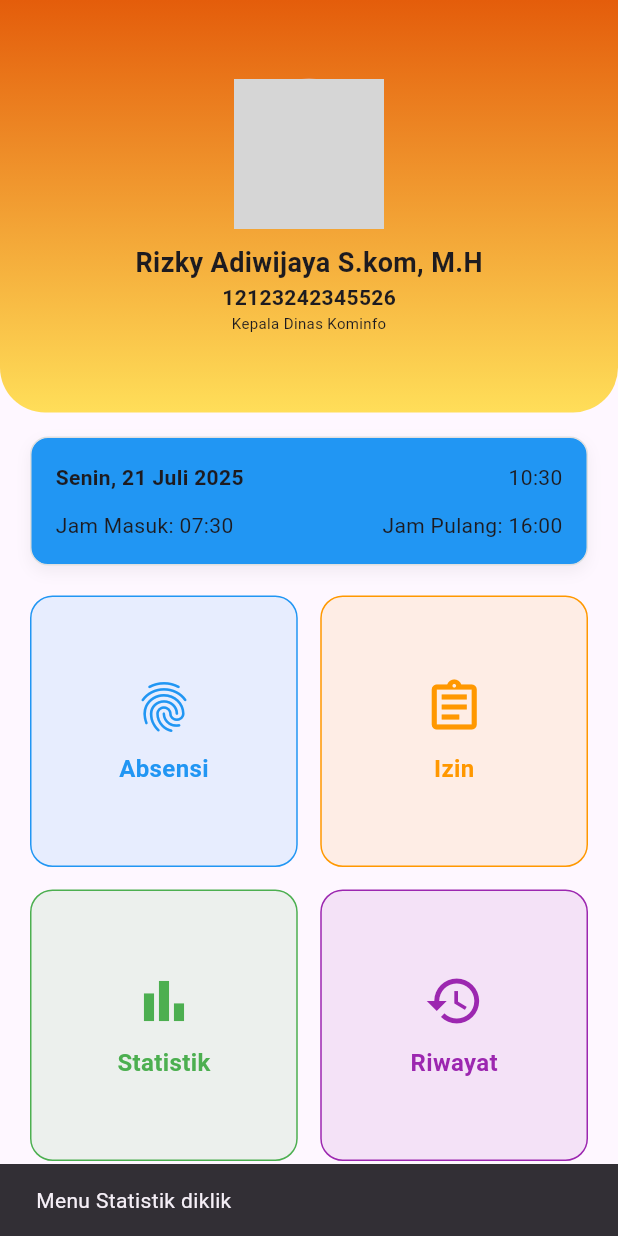
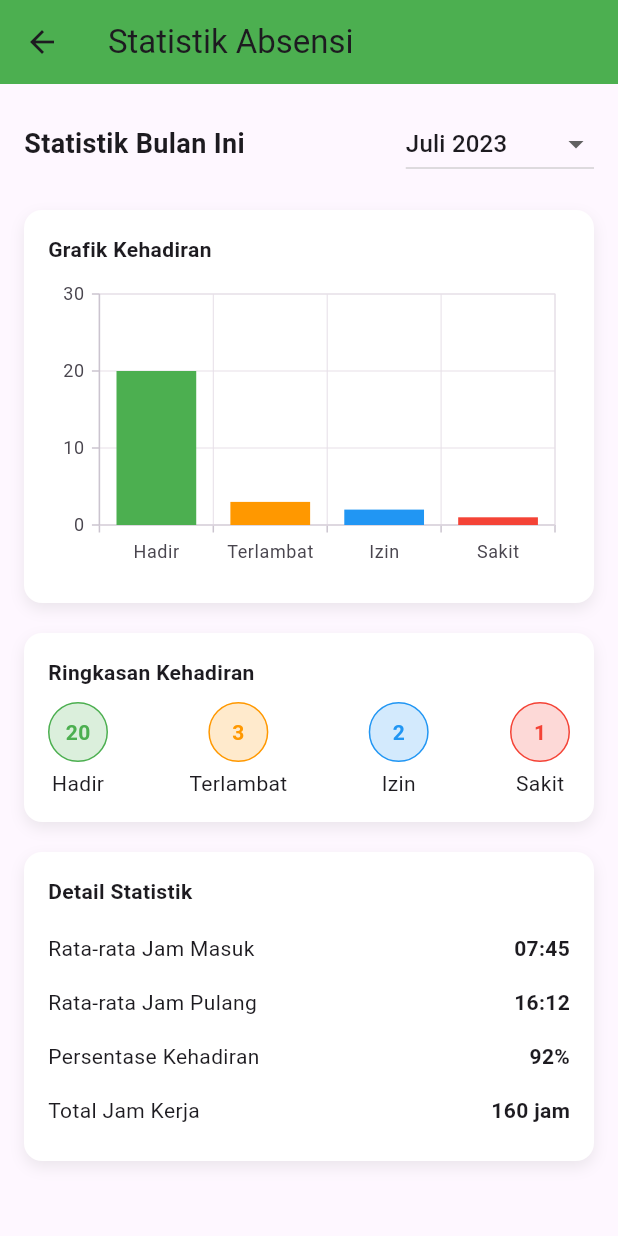
Before and after one commit to RizkyAdiwijaya10/AbsensiPegawai, a Flutter app: the HomePages screen opened directly, after a tap on "Statistik", on a phone screen of 412 x 824 dp. Run offline on Flutter 3.47's test engine with Material 3 defaults, Android fonts, the phone set to English and light mode, and no system bars; our stand-ins replace geolocator, image_picker, syncfusion_flutter_charts; grey boxes are pictures that could not be loaded.

Commit message:
update file

```diff
--- a/lib/pages/home_pages.dart
+++ b/lib/pages/home_pages.dart
@@ -1,9 +1,11 @@
-import '/pages/izin_pages.dart';
 import 'package:flutter/material.dart';
 import 'package:intl/intl.dart';
-import '/pages/profil_pages.dart';
-import '/pages/absen_pages.dart';
 import 'package:intl/date_symbol_data_local.dart';
+import 'package:absensi_pegawai/pages/profil_pages.dart';
+import 'package:absensi_pegawai/pages/absen_pages.dart';
+import 'package:absensi_pegawai/pages/izin_pages.dart';
+import 'package:absensi_pegawai/pages/statistik_pages.dart';
+import 'package:absensi_pegawai/pages/riwayat_pages.dart';
 
 class HomePages extends StatelessWidget {
   const HomePages({super.key});
@@ -157,7 +159,8 @@ class HomePages extends StatelessWidget {
                     onTap: () {
                       Navigator.push(
                         context,
-                        MaterialPageRoute(builder: (context) => const AbsensiPage()),
+                        MaterialPageRoute(
+                            builder: (context) => const AbsensiPage()),
                       );
                     },
                   ),
@@ -169,7 +172,8 @@ class HomePages extends StatelessWidget {
                     onTap: () {
                       Navigator.push(
                         context,
-                        MaterialPageRoute(builder: (context) => const IzinPage()),
+                        MaterialPageRoute(
+                            builder: (context) => const IzinPage()),
                       );
                     },
                   ),
@@ -186,15 +190,26 @@ class HomePages extends StatelessWidget {
                     icon: Icons.bar_chart,
                     title: 'Statistik',
                     color: Colors.green,
-                    onTap: () =>
-                        _showSnackbar(context, 'Menu Statistik diklik'),
+                    onTap: () {
+                      Navigator.push(
+                        context,
+                        MaterialPageRoute(
+                            builder: (context) => const StatistikPage()),
+                      );
+                    },
                   ),
                   const SizedBox(width: 15),
                   _buildMenuCard(
                     icon: Icons.history,
                     title: 'Riwayat',
                     color: Colors.purple,
-                    onTap: () => _showSnackbar(context, 'Menu Riwayat diklik'),
+                    onTap: () {
+                      Navigator.push(
+                        context,
+                        MaterialPageRoute(
+                            builder: (context) => const RiwayatPage()),
+                      );
+                    },
                   ),
                 ],
               ),
--- /dev/null
+++ b/lib/pages/statistik_pages.dart
@@ -0,0 +1,249 @@
+import 'package:flutter/material.dart';
+import 'package:syncfusion_flutter_charts/charts.dart';
+
+class StatistikPage extends StatelessWidget {
+  const StatistikPage({super.key});
+
+  @override
+  Widget build(BuildContext context) {
+    return Scaffold(
+      appBar: AppBar(
+        title: const Text('Statistik Absensi'),
+        backgroundColor: Colors.green,
+      ),
+      body: Padding(
+        padding: const EdgeInsets.all(16.0),
+        child: SingleChildScrollView(
+          child: Column(
+            crossAxisAlignment: CrossAxisAlignment.start,
+            children: [
+              _buildMonthSelector(),
+              const SizedBox(height: 20),
+              _buildAttendanceChart(),
+              const SizedBox(height: 20),
+              _buildAttendanceSummary(),
+              const SizedBox(height: 20),
+              _buildDetailStatistics(),
+            ],
+          ),
+        ),
+      ),
+    );
+  }
+
+  Widget _buildMonthSelector() {
+    return Row(
+      mainAxisAlignment: MainAxisAlignment.spaceBetween,
+      children: [
+        const Text(
+          'Statistik Bulan Ini',
+          style: TextStyle(fontSize: 18, fontWeight: FontWeight.bold),
+        ),
+        DropdownButton<String>(
+          value: 'Juli 2023',
+          items: <String>['Juni 2023', 'Juli 2023', 'Agustus 2023']
+              .map((String value) {
+            return DropdownMenuItem<String>(
+              value: value,
+              child: Text(value),
+            );
+          }).toList(),
+          onChanged: (String? newValue) {},
+        ),
+      ],
+    );
+  }
+
+  Widget _buildAttendanceChart() {
+    return Container(
+      padding: const EdgeInsets.all(16),
+      decoration: BoxDecoration(
+        color: Colors.white,
+        borderRadius: BorderRadius.circular(12),
+        boxShadow: [
+          BoxShadow(
+            color: Colors.grey.withOpacity(0.2),
+            blurRadius: 8,
+            offset: const Offset(0, 4),
+          ),
+        ],
+      ),
+      child: Column(
+        crossAxisAlignment: CrossAxisAlignment.start,
+        children: [
+          const Text(
+            'Grafik Kehadiran',
+            style: TextStyle(fontWeight: FontWeight.bold),
+          ),
+          const SizedBox(height: 10),
+          SizedBox(
+            height: 200,
+            child: SfCartesianChart(
+              primaryXAxis: CategoryAxis(),
+              series: <ChartSeries>[
+                ColumnSeries<ChartData, String>(
+                  dataSource: [
+                    ChartData('Hadir', 20, Colors.green),
+                    ChartData('Terlambat', 3, Colors.orange),
+                    ChartData('Izin', 2, Colors.blue),
+                    ChartData('Sakit', 1, Colors.red),
+                  ],
+                  xValueMapper: (ChartData data, _) => data.x,
+                  yValueMapper: (ChartData data, _) => data.y,
+                  pointColorMapper: (ChartData data, _) => data.color,
+                )
+              ],
+            ),
+          ),
+        ],
+      ),
+    );
+  }
+
+  Widget _buildAttendanceSummary() {
+    return Container(
+      padding: const EdgeInsets.all(16),
+      decoration: BoxDecoration(
+        color: Colors.white,
+        borderRadius: BorderRadius.circular(12),
+        boxShadow: [
+          BoxShadow(
+            color: Colors.grey.withOpacity(0.2),
+            blurRadius: 8,
+            offset: const Offset(0, 4),
+          ),
+        ],
+      ),
+      child: Column(
+        crossAxisAlignment: CrossAxisAlignment.start,
+        children: [
+          const Text(
+            'Ringkasan Kehadiran',
+            style: TextStyle(fontWeight: FontWeight.bold),
+          ),
+          const SizedBox(height: 10),
+          Row(
+            mainAxisAlignment: MainAxisAlignment.spaceBetween,
+            children: const [
+              _SummaryItem(
+                title: 'Hadir',
+                value: '20',
+                color: Colors.green,
+              ),
+              _SummaryItem(
+                title: 'Terlambat',
+                value: '3',
+                color: Colors.orange,
+              ),
+              _SummaryItem(
+                title: 'Izin',
+                value: '2',
+                color: Colors.blue,
+              ),
+              _SummaryItem(
+                title: 'Sakit',
+                value: '1',
+                color: Colors.red,
+              ),
+            ],
+          ),
+        ],
+      ),
+    );
+  }
+
+  Widget _buildDetailStatistics() {
+    return Container(
+      padding: const EdgeInsets.all(16),
+      decoration: BoxDecoration(
+        color: Colors.white,
+        borderRadius: BorderRadius.circular(12),
+        boxShadow: [
+          BoxShadow(
+            color: Colors.grey.withOpacity(0.2),
+            blurRadius: 8,
+            offset: const Offset(0, 4),
+          ),
+        ],
+      ),
+      child: Column(
+        crossAxisAlignment: CrossAxisAlignment.start,
+        children: [
+          const Text(
+            'Detail Statistik',
+            style: TextStyle(fontWeight: FontWeight.bold),
+          ),
+          const SizedBox(height: 10),
+          _buildStatisticItem('Rata-rata Jam Masuk', '07:45'),
+          _buildStatisticItem('Rata-rata Jam Pulang', '16:12'),
+          _buildStatisticItem('Persentase Kehadiran', '92%'),
+          _buildStatisticItem('Total Jam Kerja', '160 jam'),
+        ],
+      ),
+    );
+  }
+
+  Widget _buildStatisticItem(String title, String value) {
+    return Padding(
+      padding: const EdgeInsets.symmetric(vertical: 8.0),
+      child: Row(
+        mainAxisAlignment: MainAxisAlignment.spaceBetween,
+        children: [
+          Text(title),
+          Text(
+            value,
+            style: const TextStyle(fontWeight: FontWeight.bold),
+          ),
+        ],
+      ),
+    );
+  }
+}
+
+class ChartData {
+  final String x;
+  final int y;
+  final Color color;
+
+  ChartData(this.x, this.y, this.color);
+}
+
+class _SummaryItem extends StatelessWidget {
+  final String title;
+  final String value;
+  final Color color;
+
+  const _SummaryItem({
+    required this.title,
+    required this.value,
+    required this.color,
+  });
+
+  @override
+  Widget build(BuildContext context) {
+    return Column(
+      children: [
+        Container(
+          width: 40,
+          height: 40,
+          decoration: BoxDecoration(
+            color: color.withOpacity(0.2),
+            shape: BoxShape.circle,
+            border: Border.all(color: color),
+          ),
+          child: Center(
+            child: Text(
+              value,
+              style: TextStyle(
+                color: color,
+                fontWeight: FontWeight.bold,
+              ),
+            ),
+          ),
+        ),
+        const SizedBox(height: 4),
+        Text(title),
+      ],
+    );
+  }
+}
--- a/pubspec.yaml
+++ b/pubspec.yaml
@@ -34,6 +34,7 @@ dependencies:
   intl: ^0.18.1
   geolocator: ^10.0.0
   image_picker: ^0.8.7
+  syncfusion_flutter_charts: ^20.4.48
 
 
   # The following adds the Cupertino Icons font to your application.
```
Also changed, not shown: lib/pages/riwayat_pages.dart (added, +221 -0 lines), pubspec.lock.
